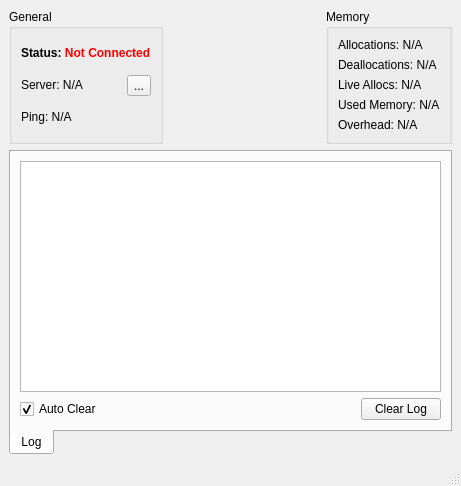
Above: Projects/Inspector/MainWindow.ui from ezEngine/ezEngine before the change. Below: the same form after it.
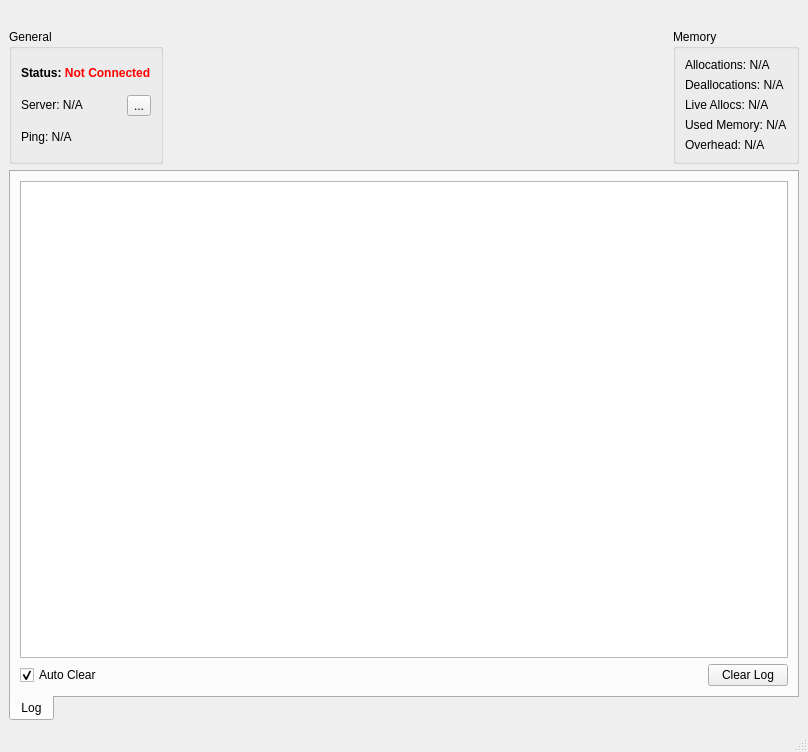
That is the form after the change. Icons and pictures are not drawn.

The edit to the form file:
```diff
--- a/Projects/Inspector/MainWindow.ui
+++ b/Projects/Inspector/MainWindow.ui
@@ -6,8 +6,8 @@
    <rect>
     <x>0</x>
     <y>0</y>
-    <width>461</width>
-    <height>486</height>
+    <width>808</width>
+    <height>752</height>
    </rect>
   </property>
   <property name="windowTitle">
@@ -19,6 +19,13 @@
   </property>
   <widget class="QWidget" name="centralwidget">
    <layout class="QVBoxLayout" name="verticalLayout_3">
+    <item>
+     <widget class="QLabel" name="LabelAppName">
+      <property name="text">
+       <string/>
+      </property>
+     </widget>
+    </item>
     <item>
      <layout class="QHBoxLayout" name="horizontalLayout">
       <item>
```
